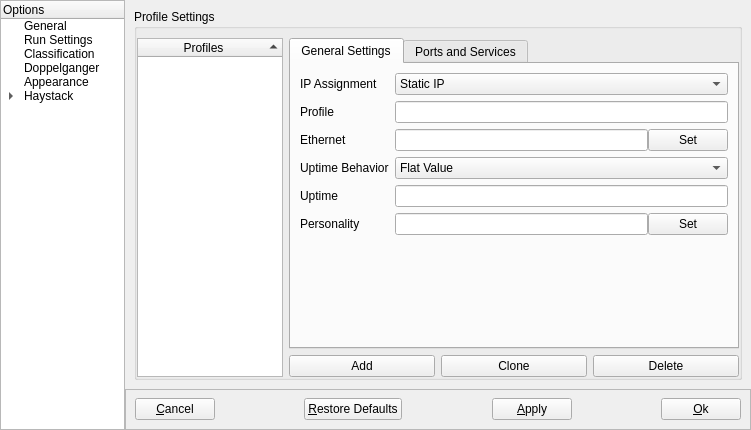
First picture: the form in NovaGUI/UI/novaconfig.ui, repository altf4/Nova, before the edit.
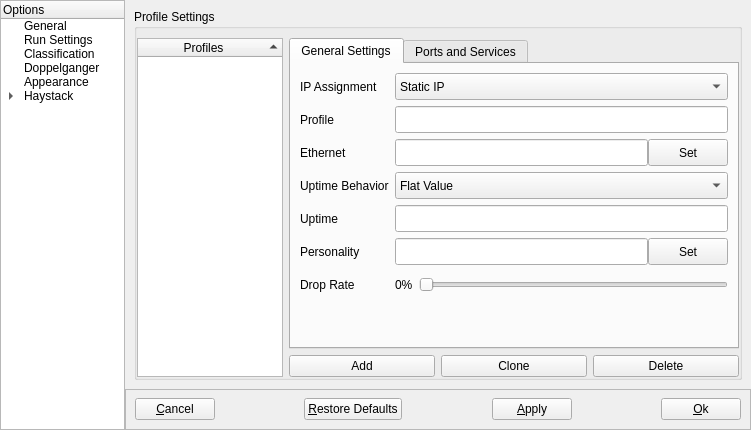
Second picture: the form after the edit. The open tabs and pages were chosen to show the change.

Commit message:
NovaConfig: Include Drop Rate configuration, port list context menu
Included Drop rate configuration of profiles using a slider bar, this value is
now saved and stored in the template files.

Added placeholding context menu actions for the port table, when the
actions are triggered they show spawn a dialog containing fields for setting
the ports number, protocol and behavior. Should this port already exist
then this dialog should be filled out with the current values.

Patch:
```diff
--- a/NovaGUI/UI/novaconfig.ui
+++ b/NovaGUI/UI/novaconfig.ui
@@ -1665,19 +1665,62 @@
                   <layout class="QFormLayout" name="genProfFormBox">
                    <item row="1" column="0">
                     <widget class="QLabel" name="profileLabel">
+                     <property name="minimumSize">
+                      <size>
+                       <width>0</width>
+                       <height>27</height>
+                      </size>
+                     </property>
+                     <property name="maximumSize">
+                      <size>
+                       <width>16777215</width>
+                       <height>27</height>
+                      </size>
+                     </property>
                      <property name="text">
                       <string>Profile</string>
                      </property>
+                     <property name="alignment">
+                      <set>Qt::AlignLeading|Qt::AlignLeft|Qt::AlignVCenter</set>
+                     </property>
                     </widget>
                    </item>
                    <item row="1" column="1">
-                    <widget class="QLineEdit" name="profileEdit"/>
+                    <widget class="QLineEdit" name="profileEdit">
+                     <property name="minimumSize">
+                      <size>
+                       <width>0</width>
+                       <height>27</height>
+                      </size>
+                     </property>
+                     <property name="maximumSize">
+                      <size>
+                       <width>16777215</width>
+                       <height>27</height>
+                      </size>
+                     </property>
+                    </widget>
                    </item>
                    <item row="2" column="0">
                     <widget class="QLabel" name="ethernetLabel">
+                     <property name="minimumSize">
+                      <size>
+                       <width>0</width>
+                       <height>27</height>
+                      </size>
+                     </property>
+                     <property name="maximumSize">
+                      <size>
+                       <width>16777215</width>
+                       <height>27</height>
+                      </size>
+                     </property>
                      <property name="text">
                       <string>Ethernet</string>
                      </property>
+                     <property name="alignment">
+                      <set>Qt::AlignLeading|Qt::AlignLeft|Qt::AlignVCenter</set>
+                     </property>
                     </widget>
                    </item>
                    <item row="2" column="1">
@@ -1687,6 +1730,18 @@
                      </property>
                      <item>
                       <widget class="QLineEdit" name="ethernetEdit">
+                       <property name="minimumSize">
+                        <size>
+                         <width>0</width>
+                         <height>27</height>
+                        </size>
+                       </property>
+                       <property name="maximumSize">
+                        <size>
+                         <width>16777215</width>
+                         <height>27</height>
+                        </size>
+                       </property>
                        <property name="readOnly">
                         <bool>true</bool>
                        </property>
@@ -1694,6 +1749,18 @@
                      </item>
                      <item>
                       <widget class="QPushButton" name="setEthernetButton">
+                       <property name="minimumSize">
+                        <size>
+                         <width>0</width>
+                         <height>27</height>
+                        </size>
+                       </property>
+                       <property name="maximumSize">
+                        <size>
+                         <width>16777215</width>
+                         <height>27</height>
+                        </size>
+                       </property>
                        <property name="text">
                         <string>Set</string>
                        </property>
@@ -1703,6 +1770,18 @@
                    </item>
                    <item row="0" column="1">
                     <widget class="QComboBox" name="dhcpComboBox">
+                     <property name="minimumSize">
+                      <size>
+                       <width>0</width>
+                       <height>27</height>
+                      </size>
+                     </property>
+                     <property name="maximumSize">
+                      <size>
+                       <width>16777215</width>
+                       <height>27</height>
+                      </size>
+                     </property>
                      <item>
                       <property name="text">
                        <string>Static IP</string>
@@ -1727,6 +1806,18 @@
                    </item>
                    <item row="0" column="0">
                     <widget class="QLabel" name="IPModeLabel">
+                     <property name="minimumSize">
+                      <size>
+                       <width>0</width>
+                       <height>27</height>
+                      </size>
+                     </property>
+                     <property name="maximumSize">
+                      <size>
+                       <width>16777215</width>
+                       <height>27</height>
+                      </size>
+                     </property>
                      <property name="text">
                       <string>IP Assignment</string>
                      </property>
@@ -1734,13 +1825,40 @@
                    </item>
                    <item row="3" column="0">
                     <widget class="QLabel" name="uptimeBehaviorLabel">
+                     <property name="minimumSize">
+                      <size>
+                       <width>0</width>
+                       <height>27</height>
+                      </size>
+                     </property>
+                     <property name="maximumSize">
+                      <size>
+                       <width>16777215</width>
+                       <height>27</height>
+                      </size>
+                     </property>
                      <property name="text">
                       <string>Uptime Behavior</string>
                      </property>
+                     <property name="alignment">
+                      <set>Qt::AlignLeading|Qt::AlignLeft|Qt::AlignVCenter</set>
+                     </property>
                     </widget>
                    </item>
                    <item row="3" column="1">
                     <widget class="QComboBox" name="uptimeBehaviorComboBox">
+                     <property name="minimumSize">
+                      <size>
+                       <width>0</width>
+                       <height>27</height>
+                      </size>
+                     </property>
+                     <property name="maximumSize">
+                      <size>
+                       <width>16777215</width>
+                       <height>27</height>
+                      </size>
+                     </property>
                      <item>
                       <property name="text">
                        <string>Flat Value</string>
@@ -1755,19 +1873,62 @@
                    </item>
                    <item row="4" column="0">
                     <widget class="QLabel" name="uptimeLabel">
+                     <property name="minimumSize">
+                      <size>
+                       <width>0</width>
+                       <height>27</height>
+                      </size>
+                     </property>
+                     <property name="maximumSize">
+                      <size>
+                       <width>16777215</width>
+                       <height>27</height>
+                      </size>
+                     </property>
                      <property name="text">
                       <string>Uptime</string>
                      </property>
+                     <property name="alignment">
+                      <set>Qt::AlignLeading|Qt::AlignLeft|Qt::AlignVCenter</set>
+                     </property>
                     </widget>
                    </item>
                    <item row="4" column="1">
-                    <widget class="QLineEdit" name="uptimeEdit"/>
+                    <widget class="QLineEdit" name="uptimeEdit">
+                     <property name="minimumSize">
+                      <size>
+                       <width>0</width>
+                       <height>27</height>
+                      </size>
+                     </property>
+                     <property name="maximumSize">
+                      <size>
+                       <width>16777215</width>
+                       <height>27</height>
+                      </size>
+                     </property>
+                    </widget>
                    </item>
                    <item row="5" column="0">
                     <widget class="QLabel" name="personalityLabel">
+                     <property name="minimumSize">
+                      <size>
+                       <width>0</width>
+                       <height>27</height>
+                      </size>
+                     </property>
+                     <property name="maximumSize">
+                      <size>
+                       <width>16777215</width>
+                       <height>27</height>
+                      </size>
+                     </property>
                      <property name="text">
                       <string>Personality</string>
                      </property>
+                     <property name="alignment">
+                      <set>Qt::AlignLeading|Qt::AlignLeft|Qt::AlignVCenter</set>
+                     </property>
                     </widget>
                    </item>
                    <item row="5" column="1">
@@ -1776,10 +1937,35 @@
                       <number>0</number>
                      </property>
                      <item>
-                      <widget class="QLineEdit" name="personalityEdit"/>
+                      <widget class="QLineEdit" name="personalityEdit">
+                       <property name="minimumSize">
+                        <size>
+                         <width>0</width>
+                         <height>27</height>
+                        </size>
+                       </property>
+                       <property name="maximumSize">
+                        <size>
+                         <width>16777215</width>
+                         <height>27</height>
+                        </size>
+                       </property>
+                      </widget>
                      </item>
                      <item>
                       <widget class="QPushButton" name="setPersonalityButton">
+                       <property name="minimumSize">
+                        <size>
+                         <width>0</width>
+                         <height>27</height>
+                        </size>
+                       </property>
+                       <property name="maximumSize">
+                        <size>
+                         <width>16777215</width>
+                         <height>27</height>
+                        </size>
+                       </property>
                        <property name="text">
                         <string>Set</string>
                        </property>
@@ -1787,6 +1973,85 @@
                      </item>
                     </layout>
                    </item>
+                   <item row="6" column="0">
+                    <widget class="QLabel" name="dropRateLabel">
+                     <property name="sizePolicy">
+                      <sizepolicy hsizetype="Preferred" vsizetype="Fixed">
+                       <horstretch>0</horstretch>
+                       <verstretch>0</verstretch>
+                      </sizepolicy>
+                     </property>
+                     <property name="minimumSize">
+                      <size>
+                       <width>0</width>
+                       <height>27</height>
+                      </size>
+                     </property>
+                     <property name="maximumSize">
+                      <size>
+                       <width>16777215</width>
+                       <height>27</height>
+                      </size>
+                     </property>
+                     <property name="text">
+                      <string>Drop Rate</string>
+                     </property>
+                     <property name="alignment">
+                      <set>Qt::AlignLeading|Qt::AlignLeft|Qt::AlignVCenter</set>
+                     </property>
+                    </widget>
+                   </item>
+                   <item row="6" column="1">
+                    <layout class="QHBoxLayout" name="horizontalLayout_2">
+                     <item>
+                      <widget class="QLabel" name="dropRateSetting">
+                       <property name="sizePolicy">
+                        <sizepolicy hsizetype="Preferred" vsizetype="Fixed">
+                         <horstretch>0</horstretch>
+                         <verstretch>0</verstretch>
+                        </sizepolicy>
+                       </property>
+                       <property name="minimumSize">
+                        <size>
+                         <width>0</width>
+                         <height>27</height>
+                        </size>
+                       </property>
+                       <property name="maximumSize">
+                        <size>
+                         <width>16777215</width>
+                         <height>27</height>
+                        </size>
+                       </property>
+                       <property name="text">
+                        <string>0%</string>
+                       </property>
+                      </widget>
+                     </item>
+                     <item>
+                      <widget class="QSlider" name="dropRateSlider">
+                       <property name="minimumSize">
+                        <size>
+                         <width>0</width>
+                         <height>27</height>
+                        </size>
+                       </property>
+                       <property name="maximumSize">
+                        <size>
+                         <width>16777215</width>
+                         <height>27</height>
+                        </size>
+                       </property>
+                       <property name="maximum">
+                        <number>100</number>
+                       </property>
+                       <property name="orientation">
+                        <enum>Qt::Horizontal</enum>
+                       </property>
+                      </widget>
+                     </item>
+                    </layout>
+                   </item>
                   </layout>
                  </item>
                 </layout>
```
Left out of the diff: 23 changed lines with no effect on the pictures. The commit also changes 2 other files.
